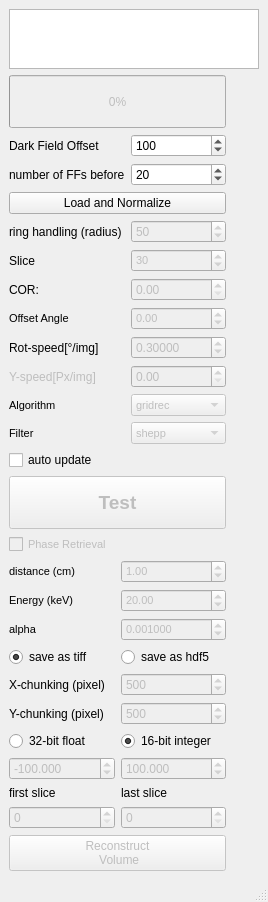
HMarkoetter/BAMline_CT_preview_RECO, file BAMline_on_the_fly_CT/on_the_fly_CT_reco_hdf_panel.ui: the form before one commit.
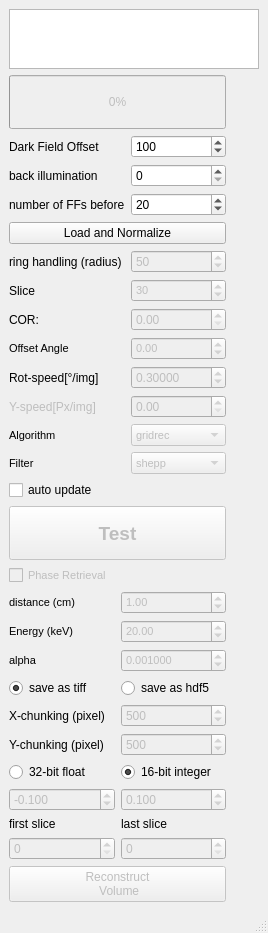
The form after the commit.

Commit message: 16-bit integer values will be send to ImageJ (in 32-bit, there is still a crash sending in 32-bit)

Patch:
```diff
--- a/BAMline_on_the_fly_CT/on_the_fly_CT_reco_hdf_panel.ui
+++ b/BAMline_on_the_fly_CT/on_the_fly_CT_reco_hdf_panel.ui
@@ -7,7 +7,7 @@
     <x>0</x>
     <y>0</y>
     <width>268</width>
-    <height>902</height>
+    <height>933</height>
    </rect>
   </property>
   <property name="windowTitle">
@@ -281,7 +281,7 @@
          <double>65535.000000000000000</double>
         </property>
         <property name="value">
-         <double>-100.000000000000000</double>
+         <double>-0.100000000000000</double>
         </property>
        </widget>
       </item>
@@ -342,7 +342,7 @@
          <double>65535.000000000000000</double>
         </property>
         <property name="value">
-         <double>100.000000000000000</double>
+         <double>0.100000000000000</double>
         </property>
        </widget>
       </item>
@@ -361,6 +361,9 @@
         <property name="text">
          <string>32-bit float</string>
         </property>
+        <property name="checked">
+         <bool>false</bool>
+        </property>
         <attribute name="buttonGroup">
          <string notr="true">buttonGroup16_32bit</string>
         </attribute>
@@ -905,6 +908,20 @@
         </property>
        </widget>
       </item>
+      <item row="1" column="0">
+       <widget class="QLabel" name="label_13">
+        <property name="text">
+         <string>back illumination</string>
+        </property>
+       </widget>
+      </item>
+      <item row="1" column="1">
+       <widget class="QSpinBox" name="spinBox_back_illumination">
+        <property name="maximum">
+         <number>65535</number>
+        </property>
+       </widget>
+      </item>
      </layout>
     </item>
     <item row="0" column="0" colspan="2">
```
Left out of the diff: 14 changed lines with no effect on the pictures. The commit also changes 1 other file.
